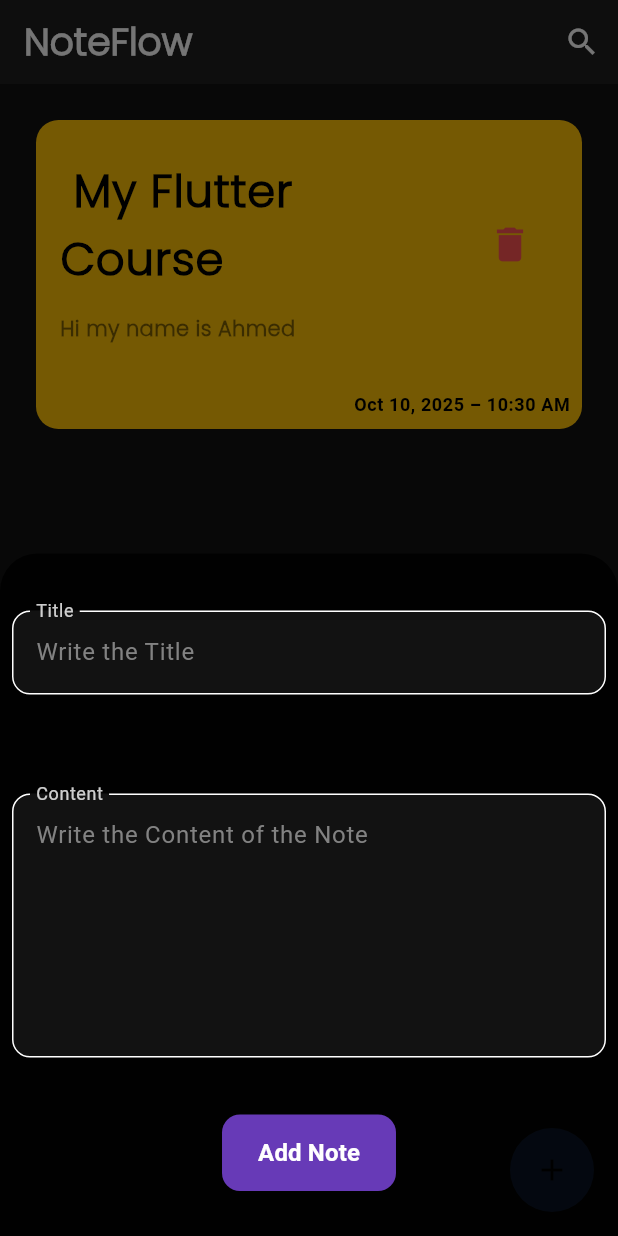
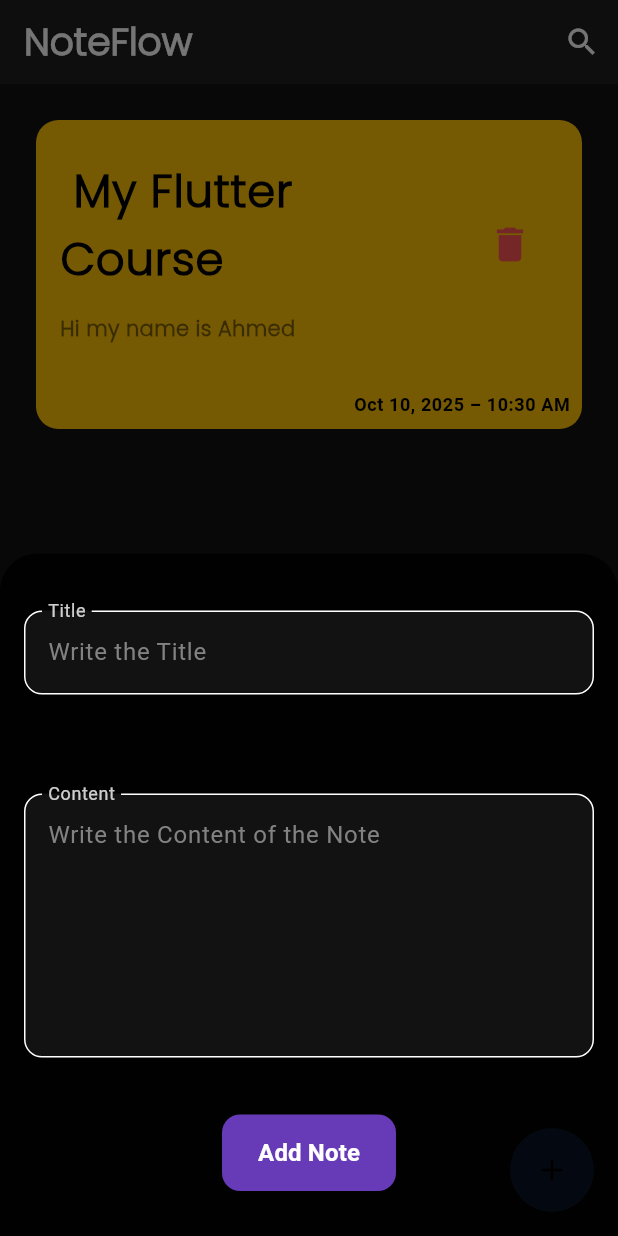
Before and after one commit to a7medelbaz/note_flow, a Flutter app: the screen it shows after launch, after a tap on the "add" icon, on a phone screen of 412 x 824 dp. Run offline on Flutter 3.47's test engine with Material 3 defaults, Android fonts, the phone set to English and light mode, and no system bars; drawn by our look-alikes of modal_progress_hud_nsn; our stand-ins replace bloc, equatable, flutter_bloc, hive, hive_flutter; accounts and stored records are empty.

Commit message:
Update modal bottom sheet behavior and enhance AddNote form layout

```diff
--- a/lib/layers/ui/screens/home_page.dart
+++ b/lib/layers/ui/screens/home_page.dart
@@ -15,7 +15,7 @@ class HomePage extends StatelessWidget {
     ) {
       return showModalBottomSheet(
         context: context,
-        isScrollControlled: false,
+        isScrollControlled: true,
         // useSafeArea: true,
         backgroundColor: Colors.black87,
         shape: const RoundedRectangleBorder(
--- a/lib/layers/ui/widgets/add_note.dart
+++ b/lib/layers/ui/widgets/add_note.dart
@@ -42,12 +42,25 @@ class AddNote extends StatelessWidget {
         }
       },
       builder: (context, state) {
-        return SingleChildScrollView(
-          child: ModalProgressHUD(
-            inAsyncCall: state is AddNoteLoading
-                ? true
-                : false,
-            child: AddNoteForm(),
+        return SafeArea(
+          top: true,
+          child: Padding(
+            padding:  EdgeInsets.only(
+              right: 8.0,
+              left: 8.0,
+              bottom: MediaQuery.of(
+                context,
+              ).viewInsets.bottom,
+            ),
+            child: SingleChildScrollView(
+              child: ModalProgressHUD(
+                inAsyncCall:
+                    state is AddNoteLoading
+                    ? true
+                    : false,
+                child: AddNoteForm(),
+              ),
+            ),
           ),
         );
       },
--- a/lib/layers/ui/widgets/add_note_form.dart
+++ b/lib/layers/ui/widgets/add_note_form.dart
@@ -36,7 +36,7 @@ class _AddNoteFormState
         children: [
           SizedBox(height: 30),
           Padding(
-            padding: const EdgeInsets.all(8.0),
+            padding: EdgeInsets.all(8.0),
             child: WidgetsOfModalBottomSheet()
                 .buildTextField(
                   title: 'Title',
```
